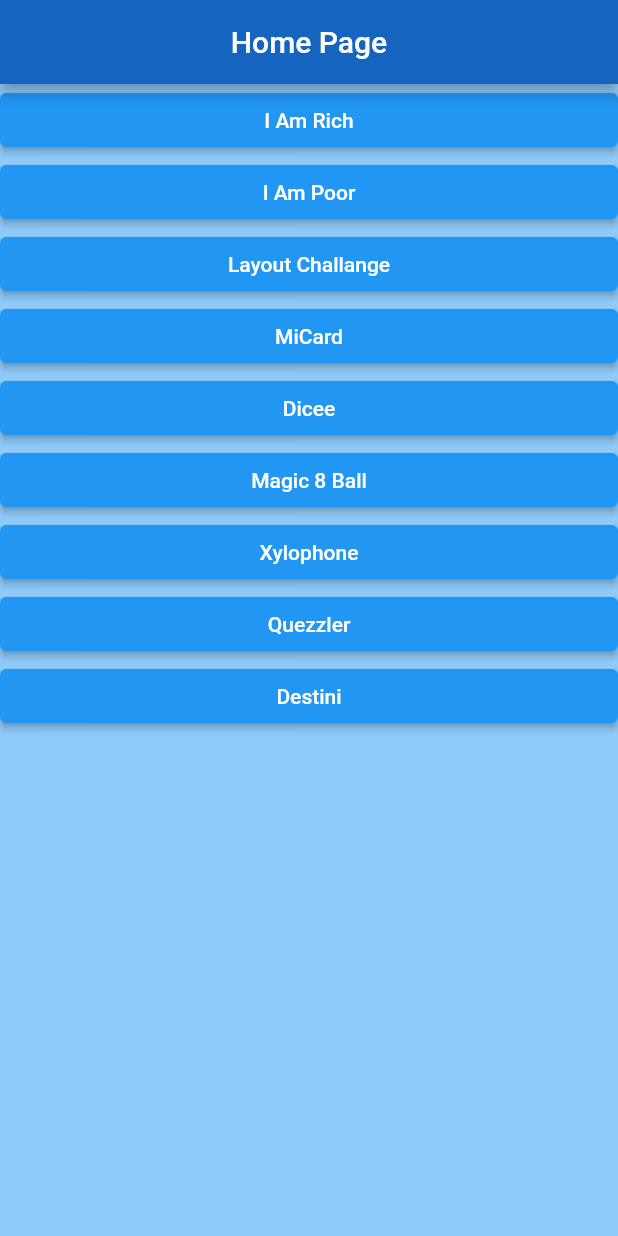
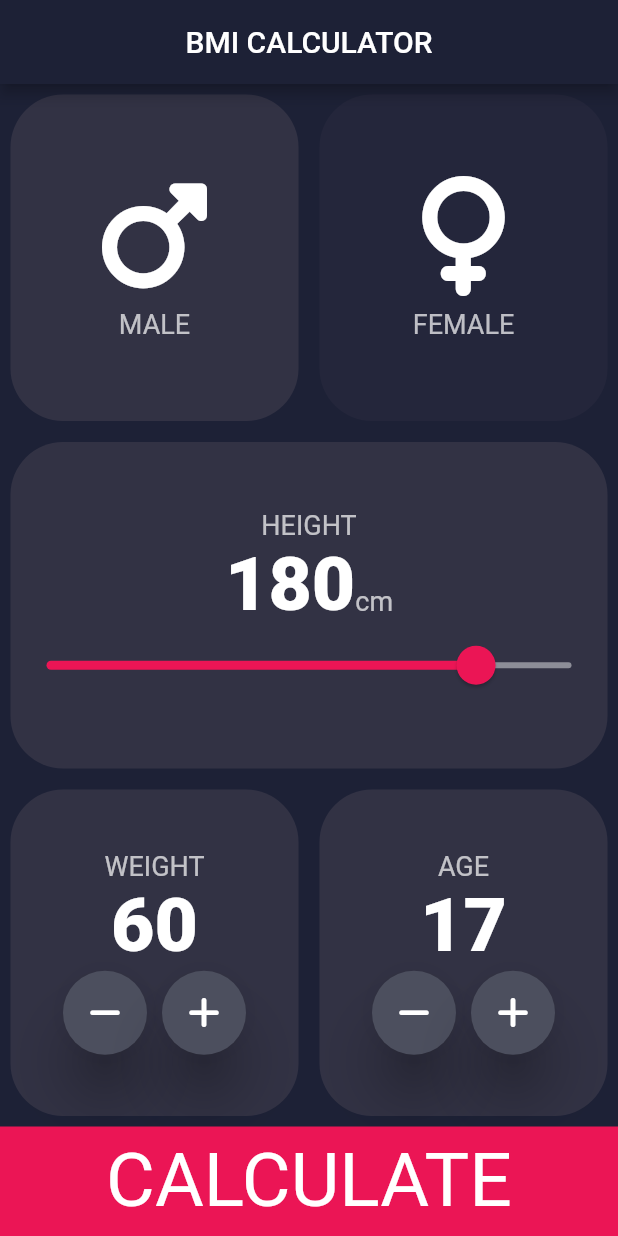
Before and after one commit to yusufguntav/FlutterBootcamp, a Flutter app: the screen it shows after launch, on a phone screen of 412 x 824 dp. Run offline on Flutter 3.47's test engine with Material 2 defaults, Android fonts, the light colour scheme and no system bars; our stand-ins replace audioplayers, font_awesome_flutter, rflutter_alert.

Commit message:
BMI Calculator

```diff
--- /dev/null
+++ b/lib/Projects/BMI_Calculator/constants.dart
@@ -0,0 +1,17 @@
+import 'package:flutter/material.dart';
+
+Color kActiveCardColor = const Color.fromRGBO(50, 50, 68, 100);
+Color kInactiveCardColor = const Color.fromRGBO(36, 38, 59, 100);
+Color kBottomContainerColor = const Color(0xFFEB1555);
+
+ThemeData kCustomThemeData = ThemeData(
+  primaryColor: const Color.fromRGBO(29, 33, 54, 100),
+  scaffoldBackgroundColor: const Color.fromRGBO(29, 33, 54, 100),
+  colorScheme: ColorScheme.fromSwatch().copyWith(
+    primary: const Color.fromRGBO(29, 33, 54, 100),
+  ),
+);
+
+TextStyle kTextStyle = const TextStyle(fontSize: 18, color: Colors.white70);
+TextStyle kBigTextStyle = const TextStyle(
+    fontSize: 50, fontWeight: FontWeight.w900, color: Colors.white);
--- /dev/null
+++ b/lib/Projects/BMI_Calculator/pages/bmiPage.dart
@@ -0,0 +1,284 @@
+import 'package:complete_flutter_bootcamp/Projects/BMI_Calculator/constants.dart';
+import 'package:complete_flutter_bootcamp/Projects/BMI_Calculator/pages/resultPage.dart';
+import 'package:complete_flutter_bootcamp/Projects/BMI_Calculator/utils/calculator.dart';
+import 'package:complete_flutter_bootcamp/Projects/BMI_Calculator/widgets/reusableCard.dart';
+import 'package:complete_flutter_bootcamp/Projects/BMI_Calculator/widgets/iconAndContent.dart';
+import 'package:complete_flutter_bootcamp/Projects/BMI_Calculator/widgets/roundButton.dart';
+import 'package:flutter/material.dart';
+import 'package:font_awesome_flutter/font_awesome_flutter.dart';
+
+enum Gender {
+  male,
+  female,
+}
+
+double height = 180;
+int age = 17;
+int weight = 60;
+
+Gender selectedGender = Gender.male;
+
+class BMI_Calculator extends StatefulWidget {
+  const BMI_Calculator({super.key});
+
+  @override
+  State<BMI_Calculator> createState() => _BMI_CalculatorState();
+}
+
+class _BMI_CalculatorState extends State<BMI_Calculator> {
+  @override
+  Widget build(BuildContext context) {
+    return MaterialApp(
+      debugShowCheckedModeBanner: false,
+      theme: kCustomThemeData,
+      home: Scaffold(
+        appBar: AppBar(
+          centerTitle: true,
+          title: const Text('BMI CALCULATOR'),
+        ),
+        body: SafeArea(
+          child: Column(
+            children: [
+              Expanded(
+                child: Row(
+                  children: [
+                    Expanded(
+                      child: ReusableCard(
+                        onTapFunction: () {
+                          setState(
+                            () {
+                              selectedGender = Gender.male;
+                            },
+                          );
+                        },
+                        cardChild: IconContent(
+                            icon: FontAwesomeIcons.mars, contentText: 'MALE'),
+                        color: (selectedGender == Gender.male)
+                            ? kActiveCardColor
+                            : kInactiveCardColor,
+                      ),
+                    ),
+                    Expanded(
+                      child: ReusableCard(
+                        onTapFunction: () {
+                          setState(
+                            () {
+                              selectedGender = Gender.female;
+                            },
+                          );
+                        },
+                        cardChild: IconContent(
+                            icon: FontAwesomeIcons.venus,
+                            contentText: 'FEMALE'),
+                        color: (selectedGender == Gender.female)
+                            ? kActiveCardColor
+                            : kInactiveCardColor,
+                      ),
+                    )
+                  ],
+                ),
+              ),
+              Expanded(
+                child: ReusableCard(
+                  onTapFunction: () {},
+                  cardChild: Column(
+                    mainAxisAlignment: MainAxisAlignment.center,
+                    children: [
+                      Text(
+                        'HEIGHT',
+                        style: kTextStyle,
+                      ),
+                      Row(
+                        mainAxisAlignment: MainAxisAlignment.center,
+                        crossAxisAlignment: CrossAxisAlignment.baseline,
+                        textBaseline: TextBaseline.alphabetic,
+                        children: [
+                          Text(
+                            height.round().toString(),
+                            style: kBigTextStyle,
+                          ),
+                          Text(
+                            'cm',
+                            style: kTextStyle,
+                          )
+                        ],
+                      ),
+                      SliderTheme(
+                        data: SliderTheme.of(context).copyWith(
+                          thumbShape: const RoundSliderThumbShape(
+                              enabledThumbRadius: 13),
+                        ),
+                        child: Slider(
+                          min: 0,
+                          max: 220,
+                          activeColor: const Color(0xFFEB1555),
+                          inactiveColor: const Color(0xFF8D8E98),
+                          value: height,
+                          onChanged: (double newHeight) {
+                            setState(
+                              () {
+                                height = newHeight;
+                              },
+                            );
+                          },
+                        ),
+                      )
+                    ],
+                  ),
+                  color: kActiveCardColor,
+                ),
+              ),
+              Expanded(
+                child: Row(
+                  children: [
+                    Expanded(
+                      child: ReusableCard(
+                        onTapFunction: () {},
+                        cardChild: Column(
+                          mainAxisAlignment: MainAxisAlignment.center,
+                          children: [
+                            Text(
+                              'WEIGHT',
+                              style: kTextStyle,
+                            ),
+                            Text(
+                              weight.toString(),
+                              style: kBigTextStyle,
+                            ),
+                            Row(
+                              mainAxisAlignment: MainAxisAlignment.center,
+                              children: [
+                                RoundButton(
+                                  onpress: () {
+                                    setState(
+                                      () {
+                                        if (weight >= 1) {
+                                          weight--;
+                                        }
+                                      },
+                                    );
+                                  },
+                                  child: const Icon(
+                                    FontAwesomeIcons.minus,
+                                    color: Colors.white,
+                                  ),
+                                ),
+                                const SizedBox(
+                                  width: 10,
+                                ),
+                                RoundButton(
+                                  onpress: () {
+                                    setState(
+                                      () {
+                                        weight++;
+                                      },
+                                    );
+                                  },
+                                  child: const Icon(
+                                    FontAwesomeIcons.plus,
+                                    color: Colors.white,
+                                  ),
+                                )
+                              ],
+                            )
+                          ],
+                        ),
+                        color: kActiveCardColor,
+                      ),
+                    ),
+                    Expanded(
+                      child: ReusableCard(
+                        onTapFunction: () {},
+                        cardChild: Column(
+                          mainAxisAlignment: MainAxisAlignment.center,
+                          children: [
+                            Text(
+                              'AGE',
+                              style: kTextStyle,
+                            ),
+                            Text(
+                              age.toString(),
+                              style: kBigTextStyle,
+                            ),
+                            Row(
+                              mainAxisAlignment: MainAxisAlignment.center,
+                              children: [
+                                RoundButton(
+                                  onpress: () {
+                                    setState(
+                                      () {
+                                        if (age >= 1) {
+                                          age--;
+                                        }
+                                      },
+                                    );
+                                  },
+                                  child: const Icon(
+                                    FontAwesomeIcons.minus,
+                                    color: Colors.white,
+                                  ),
+                                ),
+                                const SizedBox(
+                                  width: 10,
+                                ),
+                                RoundButton(
+                                  onpress: () {
+                                    setState(
+                                      () {
+                                        age++;
+                                      },
+                                    );
+                                  },
+                                  child: const Icon(
+                                    FontAwesomeIcons.plus,
+                                    color: Colors.white,
+                                  ),
+                                )
+                              ],
+                            )
+                          ],
+                        ),
+                        color: kActiveCardColor,
+                      ),
+                    ),
+                  ],
+                ),
+              ),
+              GestureDetector(
+                onTap: () {
+                  CalculatorBrain _calculatorBrain =
+                      CalculatorBrain(weight, height.toInt());
+
+                  // _calculatorBrain.calculateBmi();
+                  Navigator.push(
+                    context,
+                    MaterialPageRoute(
+                        builder: (context) => ResultPage(
+                              Bmi: _calculatorBrain.calculateBmi(),
+                              interpretation:
+                                  _calculatorBrain.getInterpretation(),
+                              result: _calculatorBrain.getResult(),
+                            )),
+                  );
+                },
+                child: Container(
+                  padding: const EdgeInsets.all(7),
+                  color: kBottomContainerColor,
+                  width: double.infinity,
+                  child: Center(
+                    child: Text(
+                      'CALCULATE',
+                      style:
+                          kBigTextStyle.copyWith(fontWeight: FontWeight.w400),
+                      textAlign: TextAlign.center,
+                    ),
+                  ),
+                ),
+              ),
+            ],
+          ),
+        ),
+      ),
+    );
+  }
+}
--- /dev/null
+++ b/lib/Projects/BMI_Calculator/pages/resultPage.dart
@@ -0,0 +1,74 @@
+import 'package:complete_flutter_bootcamp/Projects/BMI_Calculator/constants.dart';
+import 'package:complete_flutter_bootcamp/Projects/BMI_Calculator/widgets/reusableCard.dart';
+import 'package:flutter/material.dart';
+
+class ResultPage extends StatelessWidget {
+  ResultPage(
+      {super.key,
+      required this.result,
+      required this.Bmi,
+      required this.interpretation});
+  String result;
+  String Bmi;
+  String interpretation;
+  @override
+  Widget build(BuildContext context) {
+    return MaterialApp(
+      debugShowCheckedModeBanner: false,
+      theme: kCustomThemeData,
+      home: Scaffold(
+        appBar: AppBar(
+          centerTitle: true,
+          title: const Text('BMI CALCULATOR'),
+        ),
+        body: Column(
+          children: [
+            Text(
+              'Your Result',
+              style: kBigTextStyle,
+            ),
+            Expanded(
+              child: ReusableCard(
+                color: const Color.fromARGB(35, 76, 79, 94),
+                cardChild: Column(
+                  mainAxisAlignment: MainAxisAlignment.spaceEvenly,
+                  children: [
+                    Text(
+                      result.toUpperCase(),
+                      style: kTextStyle.copyWith(color: Colors.green),
+                    ),
+                    Text(
+                      Bmi,
+                      style: kBigTextStyle,
+                    ),
+                    Text(
+                      interpretation,
+                      textAlign: TextAlign.center,
+                      style: kTextStyle,
+                    )
+                  ],
+                ),
+                onTapFunction: () {},
+              ),
+            ),
+            GestureDetector(
+              onTap: () => Navigator.pop(context),
+              child: Container(
+                padding: const EdgeInsets.all(7),
+                color: kBottomContainerColor,
+                width: double.infinity,
+                child: Center(
+                  child: Text(
+                    'RE-CALCULATE',
+                    style: kBigTextStyle.copyWith(fontWeight: FontWeight.w400),
+                    textAlign: TextAlign.center,
+                  ),
+                ),
+              ),
+            ),
+          ],
+        ),
+      ),
+    );
+  }
+}
--- /dev/null
+++ b/lib/Projects/BMI_Calculator/utils/calculator.dart
@@ -0,0 +1,33 @@
+import 'dart:math';
+
+class CalculatorBrain {
+  CalculatorBrain(this.weight, this.height);
+  int height;
+  int weight;
+  late double _bmi;
+
+  String calculateBmi() {
+    _bmi = weight / pow(height / 100, 2);
+    return _bmi.toStringAsFixed(1);
+  }
+
+  String getResult() {
+    if (_bmi >= 25) {
+      return 'Overweight';
+    } else if (_bmi > 18.5) {
+      return 'Normal';
+    } else {
+      return 'Underweight';
+    }
+  }
+
+  String getInterpretation() {
+    if (_bmi >= 25) {
+      return 'Try exercise!';
+    } else if (_bmi > 18.5) {
+      return 'Dont eat more or less';
+    } else {
+      return 'Eat more!';
+    }
+  }
+}
--- /dev/null
+++ b/lib/Projects/BMI_Calculator/widgets/iconAndContent.dart
@@ -0,0 +1,29 @@
+import 'package:flutter/material.dart';
+
+import '../constants.dart';
+
+class IconContent extends StatelessWidget {
+  IconContent({super.key, required this.icon, required this.contentText});
+  IconData icon;
+  String contentText;
+  @override
+  Widget build(BuildContext context) {
+    return Column(
+      mainAxisAlignment: MainAxisAlignment.center,
+      children: [
+        Icon(
+          icon,
+          size: 80,
+          color: Colors.white,
+        ),
+        const SizedBox(
+          height: 8,
+        ),
+        Text(
+          contentText,
+          style: kTextStyle,
+        )
+      ],
+    );
+  }
+}
--- /dev/null
+++ b/lib/Projects/BMI_Calculator/widgets/reusableCard.dart
@@ -0,0 +1,26 @@
+import 'package:flutter/material.dart';
+
+class ReusableCard extends StatelessWidget {
+  ReusableCard(
+      {super.key,
+      required this.color,
+      required this.cardChild,
+      required this.onTapFunction});
+  Function() onTapFunction;
+  final Color color;
+  final Widget cardChild;
+  @override
+  Widget build(BuildContext context) {
+    return GestureDetector(
+      onTap: onTapFunction,
+      child: Container(
+        margin: const EdgeInsets.all(7),
+        decoration: BoxDecoration(
+          color: color,
+          borderRadius: BorderRadius.circular(35),
+        ),
+        child: Center(child: cardChild),
+      ),
+    );
+  }
+}
--- /dev/null
+++ b/lib/Projects/BMI_Calculator/widgets/roundButton.dart
@@ -0,0 +1,18 @@
+import 'package:flutter/material.dart';
+
+class RoundButton extends StatelessWidget {
+  RoundButton({super.key, required this.child, required this.onpress});
+  final Widget child;
+  final Function() onpress;
+  @override
+  Widget build(BuildContext context) {
+    return RawMaterialButton(
+      onPressed: onpress,
+      elevation: 16,
+      constraints: const BoxConstraints.tightFor(width: 56, height: 56),
+      fillColor: const Color(0xFF4C4F5E),
+      shape: const CircleBorder(),
+      child: child,
+    );
+  }
+}
--- a/lib/main.dart
+++ b/lib/main.dart
@@ -1,9 +1,20 @@
+import 'package:complete_flutter_bootcamp/Projects/BMI_Calculator/pages/bmiPage.dart';
 import 'package:complete_flutter_bootcamp/Projects/Destini/destiniPage.dart';
+import 'package:complete_flutter_bootcamp/Projects/Dicee/dice.dart';
+import 'package:complete_flutter_bootcamp/Projects/IAmPoor/lAmPoor.dart';
+import 'package:complete_flutter_bootcamp/Projects/IAmRich/lAmRich.dart';
+import 'package:complete_flutter_bootcamp/Projects/Magic8Ball/magic8ball.dart';
+import 'package:complete_flutter_bootcamp/Projects/MiCard/layoutChallange.dart';
+import 'package:complete_flutter_bootcamp/Projects/MiCard/miCard.dart';
+import 'package:complete_flutter_bootcamp/Projects/Quezzler/quezzler.dart';
+import 'package:complete_flutter_bootcamp/Projects/Xylophone/xylophone.dart';
 import 'package:complete_flutter_bootcamp/homePage.dart';
 import 'package:flutter/material.dart';
 
 void main() {
-  runApp(const MyApp());
+  runApp(
+    const MyApp(),
+  );
 }
 
 class MyApp extends StatelessWidget {
@@ -16,7 +27,20 @@ class MyApp extends StatelessWidget {
       theme: ThemeData(
         primarySwatch: Colors.blue,
       ),
-      home: const HomePage(),
+      initialRoute: '/bmiCalculator',
+      routes: {
+        '/': (context) => const HomePage(),
+        '/iAmRich': (context) => const IAmRich(),
+        '/iAmPoor': (context) => const IAmPoor(),
+        '/layoutChallange': (context) => const LayoutChallange(),
+        '/miCard': (context) => const MiCard(),
+        '/dicee': (context) => const Dice(),
+        '/magic8ball': (context) => const Magic8Ball(),
+        '/xylophone': (context) => Xylophone(),
+        '/quezzler': (context) => const QuezzlerPage(),
+        '/destini': (context) => const DestiniPage(),
+        '/bmiCalculator': (context) => const BMI_Calculator(),
+      },
     );
   }
 }
--- a/pubspec.yaml
+++ b/pubspec.yaml
@@ -37,6 +37,7 @@ dependencies:
   cupertino_icons: ^1.0.2
   audioplayers: ^3.0.1
   rflutter_alert: ^2.0.4
+  font_awesome_flutter: ^10.3.0
 
 dev_dependencies:
   flutter_test:
```
Also changed, not shown: lib/Projects/Quezzler/models/quizBrain.dart (+7 -2 lines), lib/homePage.dart (+9 -64 lines), pubspec.lock.
